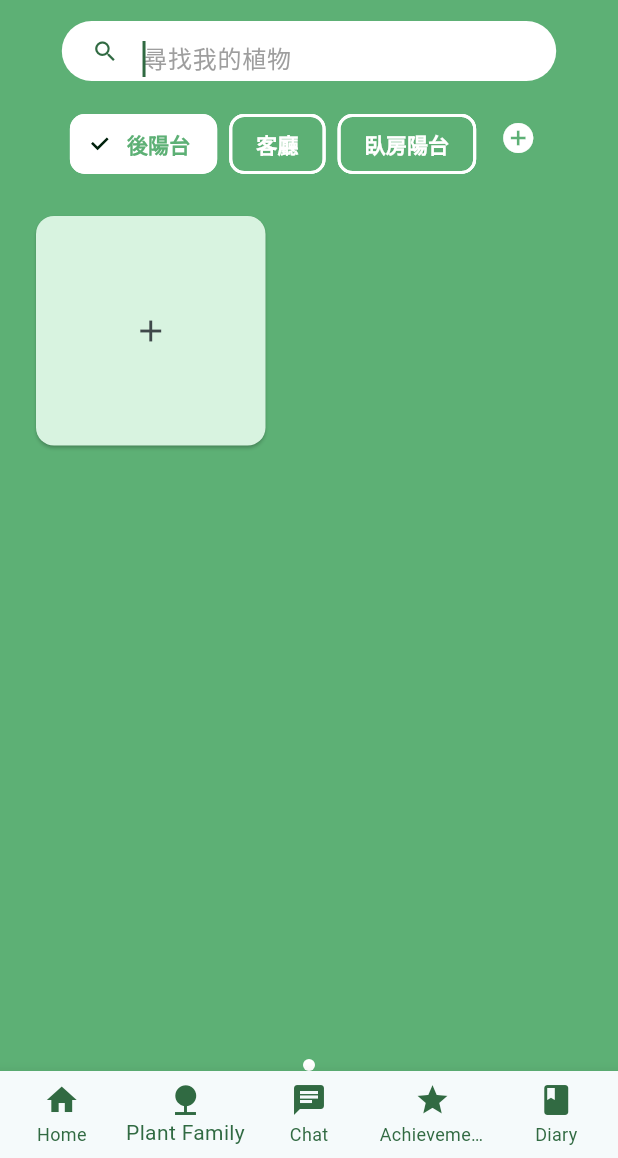
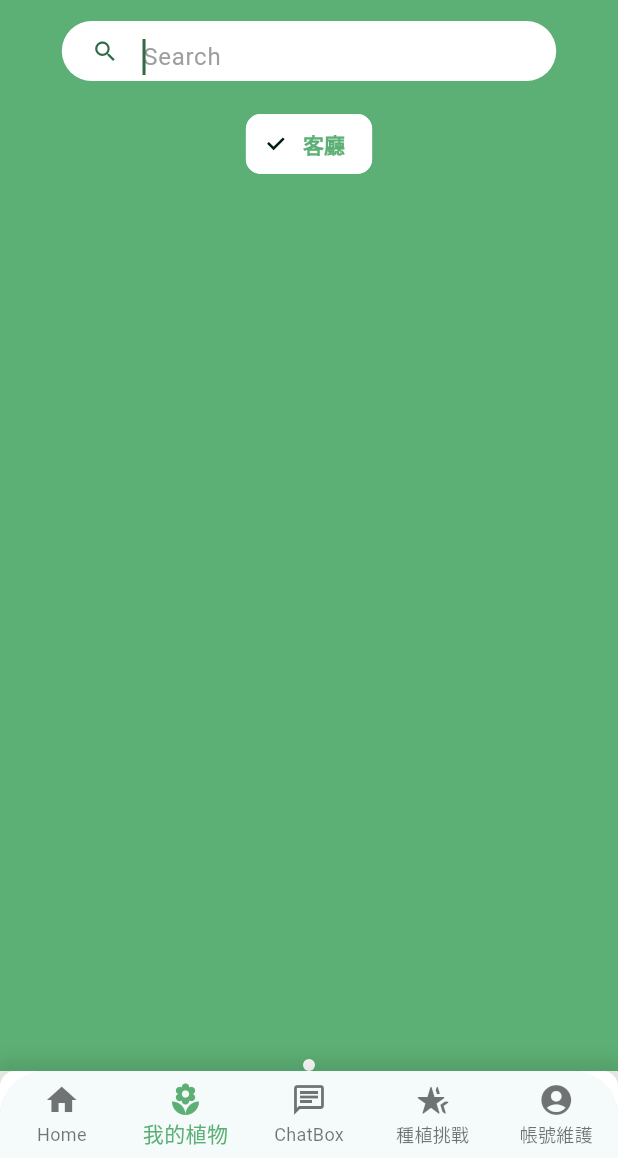
Before and after one commit to lzydaphne/Garden-Guardian, a Flutter app: the NavBar screen opened by its route, item 2 of the bottom bar chosen, on a phone screen of 412 x 824 dp, the part 78-1236 px from its top. Run offline on Flutter 3.47's test engine with Material 3 defaults, Android fonts, the phone set to English and light mode, and no system bars; our stand-ins replace cloud_firestore, cloud_functions, firebase_auth, firebase_core, firebase_messaging, firebase_storage and 4 more; missing offline and left inert: chat_gpt_sdk; accounts and stored records are empty.

Commit message:
add navigation

```diff
--- a/lib/services/navigation.dart
+++ b/lib/services/navigation.dart
@@ -1,10 +1,12 @@
 
 import 'package:flutter_app/views/chat_page.dart';
 import 'package:flutter_app/views/home_page.dart';
+import 'package:flutter_app/views/wiki_list_page.dart';
 import 'package:go_router/go_router.dart';
 import 'package:flutter_app/views/cover_page.dart';
 import 'package:flutter_app/views/auth_page.dart';
 import 'package:flutter_app/views/nav_bar.dart';
+import 'package:flutter_app/views/goal/goals_page.dart';
 
 final routerConfig = GoRouter(
   routes: <RouteBase>[
@@ -43,8 +45,12 @@ final routerConfig = GoRouter(
       builder: (context, state) => const NavBar(selectedTab: HomeTab.goal),
     ),
     GoRoute(
-      path: '/diary',
-      builder: (context, state) => const NavBar(selectedTab: HomeTab.diary),
+      path: '/wiki',
+      builder: (context, state) => WikiListPage(),
+    ),
+    GoRoute(
+      path: '/profile',
+      builder: (context, state) => const NavBar(selectedTab: HomeTab.profile),
     ),
   ],
   initialLocation: '/cover',
--- a/lib/views/goal/goal_grid_item.dart
+++ b/lib/views/goal/goal_grid_item.dart
@@ -27,7 +27,7 @@ class GoalGridItem extends StatelessWidget {
               child: Column(
                 crossAxisAlignment: CrossAxisAlignment.start,
                 children: [
-                  Text(goal.title),
+                  Text(goal.title, style: TextStyle(fontWeight: FontWeight.w600),),
                   const SizedBox(height: 5),
                   Text(goal.content)
                 ]
--- a/lib/views/goal/goals_page.dart
+++ b/lib/views/goal/goals_page.dart
@@ -11,6 +11,12 @@ class GoalsPage extends StatelessWidget {
   @override
   Widget build(BuildContext context) {
     return Scaffold(
+      appBar: AppBar(
+        backgroundColor: Colors.white,
+        title: Text("種植挑戰", style: TextStyle(fontWeight: FontWeight.w600),),
+        centerTitle: true,
+      ),
+      backgroundColor: Colors.white,
         body: ListView(
       children: [
         for (final goal in dummyGoals.values)
--- a/lib/views/nav_bar.dart
+++ b/lib/views/nav_bar.dart
@@ -7,8 +7,9 @@ import 'package:flutter_app/views/plant_family/plant_family_page.dart';
 import 'package:flutter_app/views/chat_page.dart';
 import 'package:flutter_app/views/goal/goals_page.dart';
 import 'package:flutter_app/views/plant_family/diary_page.dart';
+import 'package:flutter_app/views/profile_page.dart';
 
-enum HomeTab { home, plant, chat, goal, diary }
+enum HomeTab { home, plant, chat, goal, profile }
 
 class NavBar extends StatelessWidget {
   final HomeTab selectedTab;
@@ -26,7 +27,7 @@ class NavBar extends StatelessWidget {
                     ? HomeTab.chat
                     : index == 3
                         ? HomeTab.goal
-                        : HomeTab.diary);
+                        : HomeTab.profile);
   }
 
   @override
@@ -49,8 +50,8 @@ class NavBar extends StatelessWidget {
         'title': 'Achievement',
       },
       {
-        'page': const DiaryPage(),
-        'title': 'Diary',
+        'page': ProfilePage(),
+        'title': 'Profile',
       },
     ];
 
@@ -59,37 +60,59 @@ class NavBar extends StatelessWidget {
         title: Text(tabs[selectedTab.index]['title']),
       ),*/
       body: tabs[selectedTab.index]['page'],
-      bottomNavigationBar: BottomNavigationBar(
+      bottomNavigationBar: Container(
+      decoration: BoxDecoration(
+        color: Colors.white,
+        borderRadius: const BorderRadius.only(
+          topLeft: Radius.circular(10),
+          topRight: Radius.circular(10),
+        ),
+        boxShadow: [
+          BoxShadow(
+            color: Colors.black.withOpacity(0.1),
+            spreadRadius: 5,
+            blurRadius: 10,
+            offset: const Offset(0, -3),
+          ),
+        ],
+      ),
+      child: ClipRRect(
+        borderRadius: const BorderRadius.only(
+          topLeft: Radius.circular(30),
+          topRight: Radius.circular(30),
+        ),
+        child: BottomNavigationBar(
+          //backgroundColor: const Color.fromARGB(255, 93, 176, 117),
           type: BottomNavigationBarType.fixed,
-        showSelectedLabels: true,
-        showUnselectedLabels: true,
-        fixedColor: Theme.of(context).colorScheme.primary,
-        unselectedItemColor: Theme.of(context).colorScheme.secondary,
-        onTap: (index) => _tapBottomNavigationBarItem(context, index),
-        currentIndex: selectedTab.index,
           items: const [
             BottomNavigationBarItem(
               icon: Icon(Icons.home),
               label: 'Home',
             ),
             BottomNavigationBarItem(
-            icon: Icon(Icons.nature),
-            label: 'Plant Family',
+              icon: Icon(Icons.local_florist),
+              label: '我的植物',
             ),
             BottomNavigationBarItem(
-            icon: Icon(Icons.chat),
-            label: 'Chat',
+              icon: Icon(Icons.chat_outlined),
+              label: 'ChatBox',
             ),
             BottomNavigationBarItem(
-            icon: Icon(Icons.star),
-            label: 'Achievement',
+              icon: Icon(Icons.hotel_class_rounded),
+              label: '種植挑戰',
             ),
             BottomNavigationBarItem(
-            icon: Icon(Icons.book),
-            label: 'Diary',
+              icon: Icon(Icons.account_circle),
+              label: '帳號維護',
             ),
           ],
+          currentIndex: selectedTab.index,
+          selectedItemColor: const Color.fromARGB(255, 93, 176, 117),
+          //unselectedItemColor: const Color.fromARGB(255, 93, 176, 117).withOpacity(0.7),
+          onTap: (index) => _tapBottomNavigationBarItem(context, index),
         ),
+      ),
+    )
     );
   }
 }
--- a/lib/views/plant_family_page.dart
+++ b/lib/views/plant_family_page.dart
@@ -5,7 +5,7 @@ import 'package:flutter_app/views/plant_card.dart';
 import 'package:flutter_app/models/plant.dart';
 import 'package:flutter_app/repositories/location_repo.dart';
 import 'package:flutter_app/repositories/plant_repo.dart';
-import 'package:flutter_app/views/nav_bar.dart';
+import 'package:flutter_app/views/wiki_list_page.dart';
 
 //final ValueNotifier<String> _msg = ValueNotifier('');
 
@@ -37,13 +37,13 @@ class _PlantFamilyPageState extends State<PlantFamilyPage> {
 
   void _initializeData() {
     // 初始化一些範例資料
-    _locationRepo.addLocation("後陽台");
+    /*_locationRepo.addLocation("後陽台");*/
     _locationRepo.addLocation("客廳");
-    _locationRepo.addLocation("臥房陽台");
+    /*_locationRepo.addLocation("臥房陽台");*/
 
-    _plantRepo.addPlant(Plant(species: 'Snake_Plant', imageUrl: 'images/Snake_Plant.jpg', nickName: "小草", locationId: "客廳"));
+    /*_plantRepo.addPlant(Plant(species: 'Snake_Plant', imageUrl: 'images/Snake_Plant.jpg', nickName: "小草", locationId: "客廳"));
     _plantRepo.addPlant(Plant(species: 'Pothos', imageUrl: 'images/Pothos.png', nickName: "小樹", locationId: "客廳"));
-    _plantRepo.addPlant(Plant(species: 'spider_plant', imageUrl: 'images/spider_plant.jpg', nickName: "小葉子", locationId: "客廳"));
+    _plantRepo.addPlant(Plant(species: 'spider_plant', imageUrl: 'images/spider_plant.jpg', nickName: "小葉子", locationId: "客廳"));*/
   }
 
   void _addLocation(String location) {
@@ -100,9 +100,18 @@ Widget build(BuildContext context) {
         width: double.maxFinite,
         child: Column(
           children: [
-            const SizedBox(height: 10),
+            SizedBox(height: 10),
+            /*TextField(
+              decoration: InputDecoration(
+                hintText: 'Search',
+                prefixIcon: Icon(Icons.search),
+                border: OutlineInputBorder(
+                  borderRadius: BorderRadius.all(Radius.circular(25.0)),
+                ),
+              ),
+            ),*/
             SearchAppBar(
-              hintLabel: "尋找我的植物",
+              hintLabel: "Search",
               onSubmitted: (value) {
                 setState(() {
                   searchVal = value;
@@ -175,13 +184,13 @@ Widget build(BuildContext context) {
                   },
                 ),
               )),
-          IconButton(
+          /*IconButton(
             icon: const Icon(
               Icons.add_circle,
               color: Colors.white,
             ),
             onPressed: _showAddLocationDialog,
-          ),
+          ),*/
         ],
       ),
     );
@@ -217,7 +226,7 @@ Widget build(BuildContext context) {
           });
         },
         itemBuilder: (context, pageIndex) {
-          if (pageIndex == pageCount && needsExtraPage) {
+          /*if (pageIndex == pageCount && needsExtraPage) {
             // 顯示加號卡片的額外頁面
             return GridView.builder(
               gridDelegate: const SliverGridDelegateWithFixedCrossAxisCount(
@@ -242,7 +251,7 @@ Widget build(BuildContext context) {
                 );
               },
             );
-          } else {
+          } else {*/
             int startIndex = pageIndex * 4;
             int endIndex = (startIndex + 4).clamp(0, plants.length);
             List<Plant> pagePlants = plants.sublist(startIndex, endIndex);
@@ -256,7 +265,7 @@ Widget build(BuildContext context) {
                 ),
                 itemCount: pagePlants.length + (pageIndex == pageCount - 1 && !needsExtraPage ? 1 : 0), // 最後一頁多一個加號卡片
                 itemBuilder: (context, index) {
-                  if (pageIndex == pageCount - 1 && index == pagePlants.length && !needsExtraPage) {
+                  //if (pageIndex == pageCount - 1 && index == pagePlants.length && !needsExtraPage) {
                     // 最後一頁的加號卡片
                     return Card(
                       color: const Color.fromARGB(255, 216, 243, 224),
@@ -265,16 +274,16 @@ Widget build(BuildContext context) {
                         onPressed: _showAddPlantDialog,
                       ),
                     );
-                  } else {
+                  /*} else {
                     return PlantCard(plant: pagePlants[index]);
                     /*return Card(
                       child: Center(child: Text(pagePlants[index].name)),
                     );*/
-                  }
+                  }*/
                 },
               ),
             );
-          }
+          //}
         },
       ),
     ),
@@ -363,7 +372,13 @@ PreferredSizeWidget _buildAppBar(BuildContext context) {
             ],
           ),
         ),
-        onTap: () {}
+        onTap: () {
+          Navigator.push(
+            context,
+            MaterialPageRoute(
+              builder: (context) => WikiListPage(),
+            ),
+          );}
       ),
       /*IconButton(
         icon: const Icon(Icons.info_outline, color: Colors.white),
--- a/lib/views/search_bar.dart
+++ b/lib/views/search_bar.dart
@@ -40,6 +40,7 @@ class _SearchAppBarState extends State<SearchAppBar> {
         controller: _controller,
         // to get the focus point
         focusNode: _focusNode,
+        textAlignVertical: TextAlignVertical.top,
         decoration: InputDecoration(
           hintText: widget.hintLabel,
           hintStyle: const TextStyle(color: Colors.grey),
```
Also changed, not shown: lib/views/home_page.dart (+89 -25 lines), lib/views/profile_page.dart (+13 -6 lines), lib/views/wiki_list_page.dart (+8 -8 lines). Lines whose indentation alone changed are shown as unchanged.
